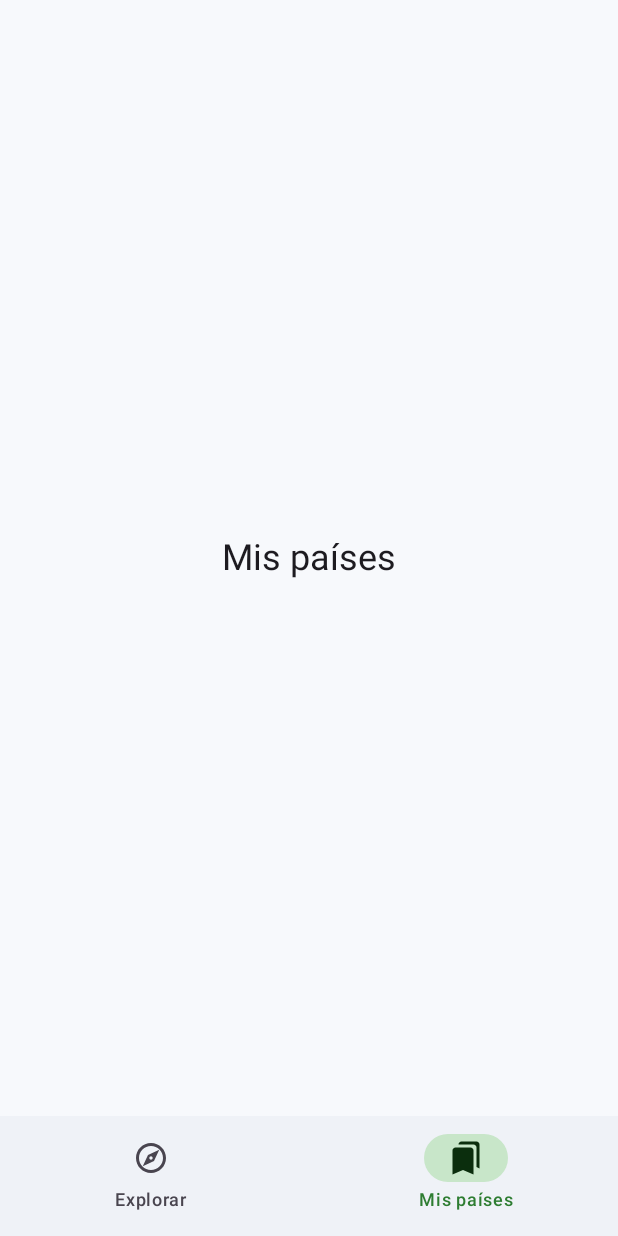
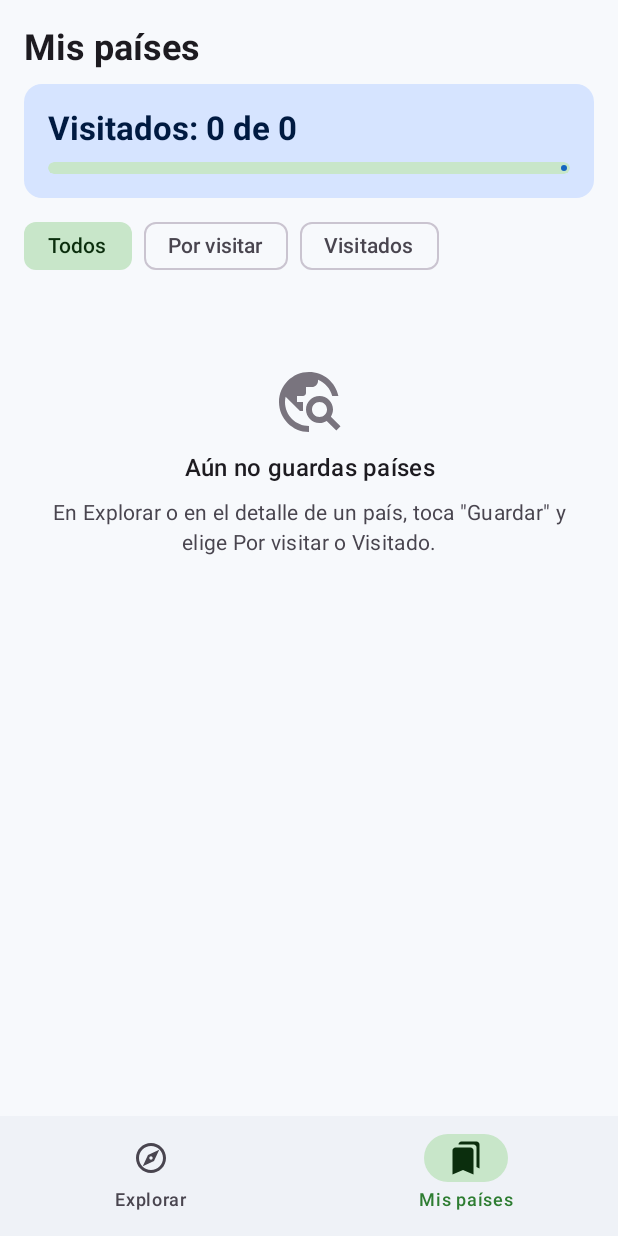
Before and after one commit to YoelMiranda/PC2_Miranda, an Android app built with Jetpack Compose: the MisPaisesScreen screen opened through its navigation route, on a phone screen of 412 x 824 dp. Run offline under Robolectric (Android 15) with nearby library versions, the phone set to English and light mode, and no system bars; our stand-ins replace Dagger/Hilt's generated code; network calls fail; pictures from the network do not load.

Commit message:
feat(mis-paises): pantalla de países guardados con filtros y resumen

```diff
--- /dev/null
+++ b/app/src/main/java/com/esan/atlaspaises/ui/mispaises/MisPaisesScreen.kt
@@ -0,0 +1,181 @@
+package com.esan.atlaspaises.ui.mispaises
+
+import androidx.compose.foundation.clickable
+import androidx.compose.foundation.layout.Arrangement
+import androidx.compose.foundation.layout.Box
+import androidx.compose.foundation.layout.Column
+import androidx.compose.foundation.layout.PaddingValues
+import androidx.compose.foundation.layout.Row
+import androidx.compose.foundation.layout.Spacer
+import androidx.compose.foundation.layout.fillMaxSize
+import androidx.compose.foundation.layout.fillMaxWidth
+import androidx.compose.foundation.layout.height
+import androidx.compose.foundation.layout.padding
+import androidx.compose.foundation.layout.size
+import androidx.compose.foundation.layout.statusBarsPadding
+import androidx.compose.foundation.layout.width
+import androidx.compose.foundation.lazy.LazyColumn
+import androidx.compose.foundation.lazy.LazyRow
+import androidx.compose.foundation.lazy.items
+import androidx.compose.material.icons.Icons
+import androidx.compose.material.icons.filled.BookmarkBorder
+import androidx.compose.material.icons.filled.TravelExplore
+import androidx.compose.material3.Card
+import androidx.compose.material3.CardDefaults
+import androidx.compose.material3.CircularProgressIndicator
+import androidx.compose.material3.FilterChip
+import androidx.compose.material3.Icon
+import androidx.compose.material3.LinearProgressIndicator
+import androidx.compose.material3.MaterialTheme
+import androidx.compose.material3.Text
+import androidx.compose.runtime.Composable
+import androidx.compose.runtime.getValue
+import androidx.compose.ui.Alignment
+import androidx.compose.ui.Modifier
+import androidx.compose.ui.draw.clip
+import androidx.compose.ui.text.font.FontWeight
+import androidx.compose.ui.text.style.TextOverflow
+import androidx.compose.ui.unit.dp
+import androidx.hilt.navigation.compose.hiltViewModel
+import androidx.lifecycle.compose.collectAsStateWithLifecycle
+import com.esan.atlaspaises.data.local.PaisEntity
+import com.esan.atlaspaises.domain.EstadoVisita
+import com.esan.atlaspaises.ui.componentes.Bandera
+import com.esan.atlaspaises.ui.componentes.BotonEstado
+import com.esan.atlaspaises.ui.componentes.MensajeVacio
+
+@Composable
+fun MisPaisesScreen(
+    onAbrirPais: (String) -> Unit,
+    viewModel: MisPaisesViewModel = hiltViewModel()
+) {
+    val estado by viewModel.uiState.collectAsStateWithLifecycle()
+
+    Column(
+        modifier = Modifier
+            .fillMaxSize()
+            .statusBarsPadding()
+    ) {
+        Text(
+            "Mis países",
+            style = MaterialTheme.typography.headlineSmall,
+            fontWeight = FontWeight.Bold,
+            modifier = Modifier.padding(start = 16.dp, end = 16.dp, top = 16.dp, bottom = 8.dp)
+        )
+
+        ResumenVisitados(
+            visitados = estado.visitados,
+            total = estado.totalGuardados,
+            modifier = Modifier.padding(horizontal = 16.dp)
+        )
+
+        LazyRow(
+            contentPadding = PaddingValues(horizontal = 16.dp, vertical = 8.dp),
+            horizontalArrangement = Arrangement.spacedBy(8.dp)
+        ) {
+            items(FiltroMisPaises.entries) { filtro ->
+                FilterChip(
+                    selected = estado.filtro == filtro,
+                    onClick = { viewModel.seleccionarFiltro(filtro) },
+                    label = { Text(filtro.etiqueta) }
+                )
+            }
+        }
+
+        Box(modifier = Modifier.weight(1f)) {
+            when {
+                estado.cargando -> CircularProgressIndicator(modifier = Modifier.align(Alignment.Center))
+                estado.totalGuardados == 0 -> MensajeVacio(
+                    titulo = "Aún no guardas países",
+                    detalle = "En Explorar o en el detalle de un país, toca \"Guardar\" y elige Por visitar o Visitado.",
+                    icono = Icons.Filled.TravelExplore
+                )
+                estado.paises.isEmpty() -> MensajeVacio(
+                    titulo = when (estado.filtro) {
+                        FiltroMisPaises.POR_VISITAR -> "No tienes países por visitar"
+                        FiltroMisPaises.VISITADOS -> "Aún no marcas países como visitados"
+                        FiltroMisPaises.TODOS -> "No hay países guardados"
+                    },
+                    icono = Icons.Filled.BookmarkBorder
+                )
+                else -> LazyColumn(
+                    contentPadding = PaddingValues(start = 16.dp, end = 16.dp, top = 4.dp, bottom = 16.dp),
+                    verticalArrangement = Arrangement.spacedBy(8.dp)
+                ) {
+                    items(estado.paises, key = { it.codigo }) { pais ->
+                        FilaGuardado(
+                            pais = pais,
+                            onClick = { onAbrirPais(pais.codigo) },
+                            onCambiarEstado = { viewModel.cambiarEstado(pais.codigo, it) }
+                        )
+                    }
+                }
+            }
+        }
+    }
+}
+
+@Composable
+private fun ResumenVisitados(visitados: Int, total: Int, modifier: Modifier = Modifier) {
+    Card(
+        modifier = modifier.fillMaxWidth(),
+        colors = CardDefaults.cardColors(
+            containerColor = MaterialTheme.colorScheme.primaryContainer,
+            contentColor = MaterialTheme.colorScheme.onPrimaryContainer
+        )
+    ) {
+        Column(modifier = Modifier.padding(16.dp)) {
+            Text(
+                "Visitados: $visitados de $total",
+                style = MaterialTheme.typography.titleLarge,
+                fontWeight = FontWeight.Bold
+            )
+            Spacer(Modifier.height(8.dp))
+            LinearProgressIndicator(
+                progress = { if (total == 0) 0f else visitados.toFloat() / total },
+                modifier = Modifier
+                    .fillMaxWidth()
+                    .height(8.dp)
+                    .clip(MaterialTheme.shapes.small)
+            )
+        }
+    }
+}
+
+@Composable
+private fun FilaGuardado(
+    pais: PaisEntity,
+    onClick: () -> Unit,
+    onCambiarEstado: (EstadoVisita?) -> Unit
+) {
+    Card(
+        modifier = Modifier
+            .fillMaxWidth()
+            .clickable(onClick = onClick),
+        colors = CardDefaults.cardColors(containerColor = MaterialTheme.colorScheme.surfaceContainerLow)
+    ) {
+        Row(
+            modifier = Modifier.padding(12.dp),
+            verticalAlignment = Alignment.CenterVertically
+        ) {
+            Bandera(
+                url = pais.banderaUrl,
+                nombre = pais.nombreComun,
+                modifier = Modifier.size(width = 60.dp, height = 40.dp)
+            )
+            Spacer(Modifier.width(12.dp))
+            Text(
+                pais.nombreComun,
+                style = MaterialTheme.typography.titleMedium,
+                maxLines = 2,
+                overflow = TextOverflow.Ellipsis,
+                modifier = Modifier.weight(1f)
+            )
+            Spacer(Modifier.width(8.dp))
+            BotonEstado(
+                estado = EstadoVisita.desde(pais.estado),
+                onCambiar = onCambiarEstado
+            )
+        }
+    }
+}
--- /dev/null
+++ b/app/src/main/java/com/esan/atlaspaises/ui/mispaises/MisPaisesViewModel.kt
@@ -0,0 +1,59 @@
+package com.esan.atlaspaises.ui.mispaises
+
+import androidx.lifecycle.ViewModel
+import androidx.lifecycle.viewModelScope
+import com.esan.atlaspaises.data.local.PaisEntity
+import com.esan.atlaspaises.data.repository.PaisRepository
+import com.esan.atlaspaises.domain.EstadoVisita
+import com.esan.atlaspaises.ui.comparadorNombres
+import dagger.hilt.android.lifecycle.HiltViewModel
+import kotlinx.coroutines.flow.MutableStateFlow
+import kotlinx.coroutines.flow.SharingStarted
+import kotlinx.coroutines.flow.StateFlow
+import kotlinx.coroutines.flow.combine
+import kotlinx.coroutines.flow.stateIn
+import kotlinx.coroutines.launch
+import javax.inject.Inject
+
+enum class FiltroMisPaises(val etiqueta: String, val estado: EstadoVisita?) {
+    TODOS("Todos", null),
+    POR_VISITAR("Por visitar", EstadoVisita.POR_VISITAR),
+    VISITADOS("Visitados", EstadoVisita.VISITADO)
+}
+
+data class MisPaisesUiState(
+    val filtro: FiltroMisPaises = FiltroMisPaises.TODOS,
+    val paises: List<PaisEntity> = emptyList(),
+    val visitados: Int = 0,
+    val totalGuardados: Int = 0,
+    val cargando: Boolean = true
+)
+
+@HiltViewModel
+class MisPaisesViewModel @Inject constructor(
+    private val repositorio: PaisRepository
+) : ViewModel() {
+
+    private val filtro = MutableStateFlow(FiltroMisPaises.TODOS)
+
+    // Mis países se lee completamente desde Room: no consulta la API.
+    val uiState: StateFlow<MisPaisesUiState> =
+        combine(repositorio.observarGuardados(), filtro) { guardados, filtro ->
+            val ordenados = guardados.sortedWith(compareBy(comparadorNombres) { it.nombreComun })
+            MisPaisesUiState(
+                filtro = filtro,
+                paises = filtro.estado?.let { estado -> ordenados.filter { it.estado == estado.name } } ?: ordenados,
+                visitados = guardados.count { it.estado == EstadoVisita.VISITADO.name },
+                totalGuardados = guardados.size,
+                cargando = false
+            )
+        }.stateIn(viewModelScope, SharingStarted.WhileSubscribed(5_000), MisPaisesUiState())
+
+    fun seleccionarFiltro(nuevo: FiltroMisPaises) {
+        filtro.value = nuevo
+    }
+
+    fun cambiarEstado(codigo: String, estado: EstadoVisita?) {
+        viewModelScope.launch { repositorio.cambiarEstado(codigo, estado) }
+    }
+}
--- a/app/src/main/java/com/esan/atlaspaises/ui/navegacion/AtlasNavHost.kt
+++ b/app/src/main/java/com/esan/atlaspaises/ui/navegacion/AtlasNavHost.kt
@@ -1,24 +1,19 @@
 package com.esan.atlaspaises.ui.navegacion
 
-import androidx.compose.foundation.layout.Box
 import androidx.compose.foundation.layout.WindowInsets
-import androidx.compose.foundation.layout.fillMaxSize
 import androidx.compose.foundation.layout.padding
-import androidx.compose.foundation.layout.statusBarsPadding
 import androidx.compose.material.icons.Icons
 import androidx.compose.material.icons.filled.Bookmarks
 import androidx.compose.material.icons.filled.Explore
 import androidx.compose.material.icons.outlined.Bookmarks
 import androidx.compose.material.icons.outlined.Explore
 import androidx.compose.material3.Icon
-import androidx.compose.material3.MaterialTheme
 import androidx.compose.material3.NavigationBar
 import androidx.compose.material3.NavigationBarItem
 import androidx.compose.material3.Scaffold
 import androidx.compose.material3.Text
 import androidx.compose.runtime.Composable
 import androidx.compose.runtime.getValue
-import androidx.compose.ui.Alignment
 import androidx.compose.ui.Modifier
 import androidx.compose.ui.graphics.vector.ImageVector
 import androidx.navigation.NavDestination.Companion.hierarchy
@@ -32,6 +27,7 @@ import androidx.navigation.compose.rememberNavController
 import androidx.navigation.navArgument
 import com.esan.atlaspaises.ui.detalle.DetalleScreen
 import com.esan.atlaspaises.ui.explorar.ExplorarScreen
+import com.esan.atlaspaises.ui.mispaises.MisPaisesScreen
 
 private object Rutas {
     const val EXPLORAR = "explorar"
@@ -96,7 +92,7 @@ fun AtlasNavHost(navController: NavHostController = rememberNavController()) {
                 ExplorarScreen(onAbrirPais = { navController.navigate(Rutas.detalle(it)) })
             }
             composable(Rutas.MIS_PAISES) {
-                PantallaProvisional("Mis países")
+                MisPaisesScreen(onAbrirPais = { navController.navigate(Rutas.detalle(it)) })
             }
             composable(
                 route = Rutas.DETALLE,
@@ -107,16 +103,3 @@ fun AtlasNavHost(navController: NavHostController = rememberNavController()) {
         }
     }
 }
-
-/** Pantalla temporal mientras se implementa la sección real. */
-@Composable
-private fun PantallaProvisional(titulo: String) {
-    Box(
-        modifier = Modifier
-            .fillMaxSize()
-            .statusBarsPadding(),
-        contentAlignment = Alignment.Center
-    ) {
-        Text(titulo, style = MaterialTheme.typography.headlineSmall)
-    }
-}
```
